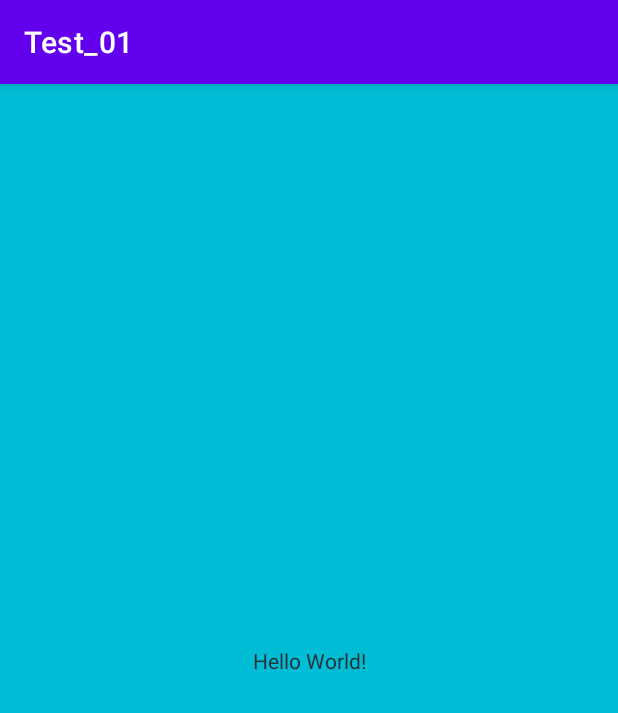
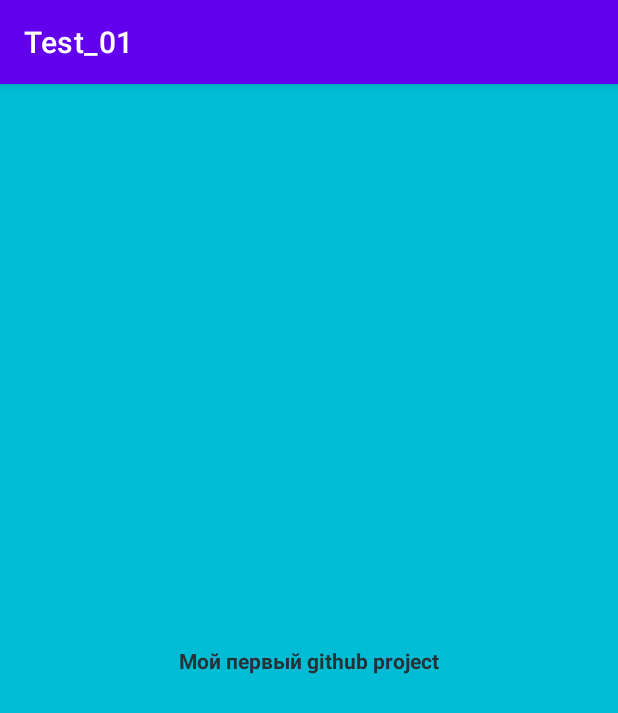
Before and after one commit to afaist/Test_01, an Android app: the screen it shows after launch (MainActivity), on a phone screen of 412 x 824 dp. Shown: the top 713 px of the screen. Run offline under Robolectric (Android 15) with nearby library versions, the phone set to English and light mode, and no system bars.

Commit message:
Rewrite text on main textview

```diff
--- a/app/src/main/res/layout/activity_main.xml
+++ b/app/src/main/res/layout/activity_main.xml
@@ -10,8 +10,9 @@
     <TextView
         android:layout_width="wrap_content"
         android:layout_height="wrap_content"
-        android:text="Hello World!"
+        android:text="Мой первый github project"
         android:textColor="#263238"
+        android:textStyle="bold"
         app:layout_constraintBottom_toBottomOf="parent"
         app:layout_constraintLeft_toLeftOf="parent"
         app:layout_constraintRight_toRightOf="parent"
```
